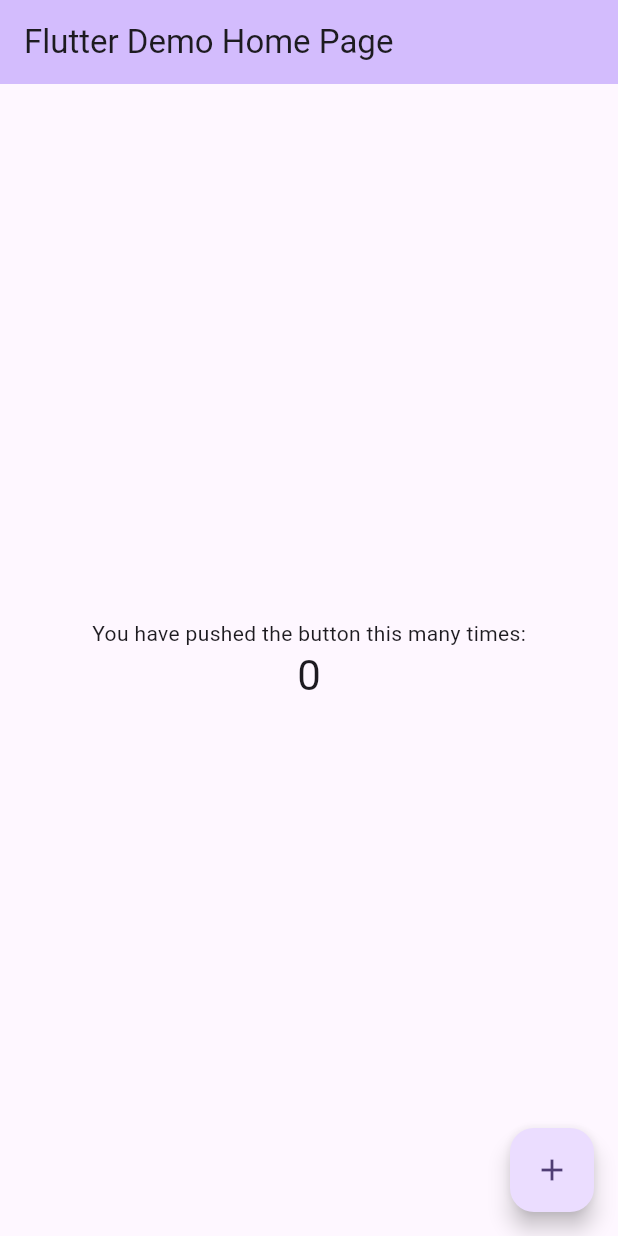
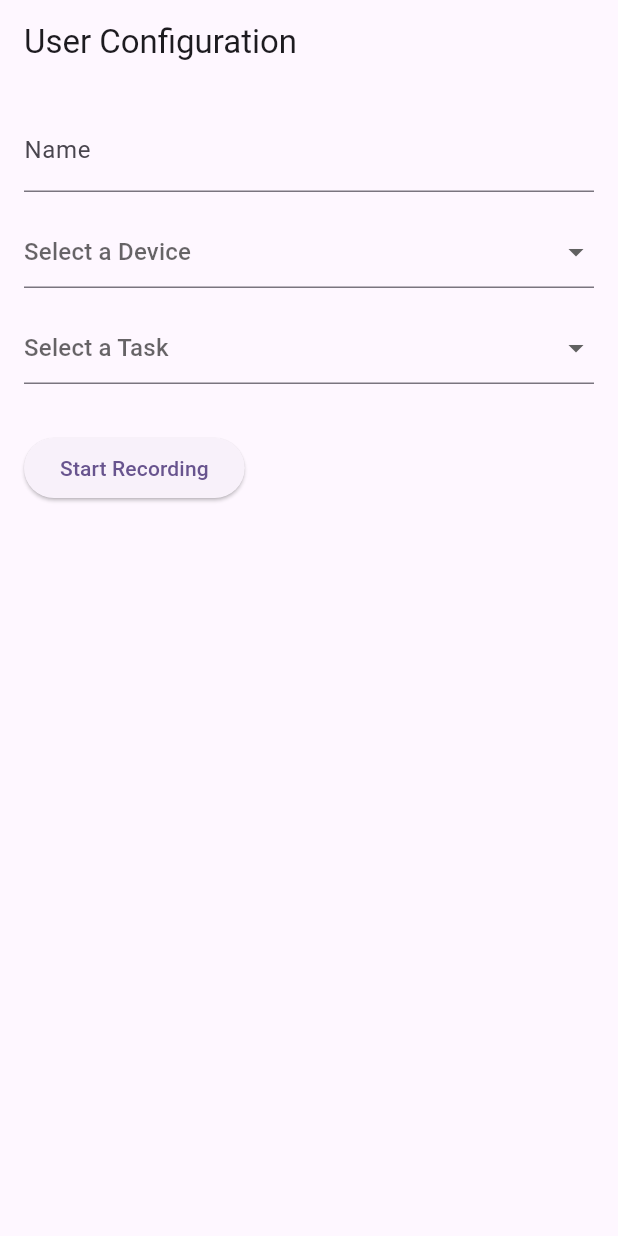
Before and after one commit to miriampalmetshofer/face_recording, a Flutter app: the screen it shows after launch, on a phone screen of 412 x 824 dp. Run offline on Flutter 3.47's test engine with Material 3 defaults, Android fonts, the phone set to English and light mode, and no system bars.

Commit message:
Add config screen

```diff
--- /dev/null
+++ b/lib/config_screen.dart
@@ -0,0 +1,79 @@
+import 'package:flutter/material.dart';
+
+class ConfigScreen extends StatefulWidget {
+  const ConfigScreen({super.key});
+
+  @override
+  State<ConfigScreen> createState() => _ConfigScreenState();
+}
+
+class _ConfigScreenState extends State<ConfigScreen> {
+  final _nameController = TextEditingController();
+  String? _selectedDevice;
+  String? _selectedTask;
+
+  final _devices = ['Desktop', 'Mobile'];
+  final _tasks = ['Task 1', 'Task 2'];
+
+  @override
+  Widget build(BuildContext context) {
+    return Scaffold(
+      appBar: AppBar(
+        title: const Text('User Configuration'),
+      ),
+      body: Padding(
+        padding: const EdgeInsets.all(16.0),
+        child: Column(
+          crossAxisAlignment: CrossAxisAlignment.start,
+          children: [
+            TextField(
+              controller: _nameController,
+              decoration: const InputDecoration(
+                labelText: 'Name',
+              ),
+            ),
+            const SizedBox(height: 16),
+            DropdownButtonFormField<String>(
+              initialValue: _selectedDevice,
+              hint: const Text('Select a Device'),
+              onChanged: (String? newValue) {
+                setState(() {
+                  _selectedDevice = newValue;
+                });
+              },
+              items: _devices.map<DropdownMenuItem<String>>((String value) {
+                return DropdownMenuItem<String>(
+                  value: value,
+                  child: Text(value),
+                );
+              }).toList(),
+            ),
+            const SizedBox(height: 16),
+            DropdownButtonFormField<String>(
+              initialValue: _selectedTask,
+              hint: const Text('Select a Task'),
+              onChanged: (String? newValue) {
+                setState(() {
+                  _selectedTask = newValue;
+                });
+              },
+              items: _tasks.map<DropdownMenuItem<String>>((String value) {
+                return DropdownMenuItem<String>(
+                  value: value,
+                  child: Text(value),
+                );
+              }).toList(),
+            ),
+            const SizedBox(height: 32),
+            ElevatedButton(
+              onPressed: () {
+                // TODO: Navigate to the recording screen
+              },
+              child: const Text('Start Recording'),
+            ),
+          ],
+        ),
+      ),
+    );
+  }
+}
--- a/lib/main.dart
+++ b/lib/main.dart
@@ -1,3 +1,4 @@
+import 'package:facerecording/config_screen.dart';
 import 'package:flutter/material.dart';
 
 void main() {
@@ -7,116 +8,15 @@ void main() {
 class MyApp extends StatelessWidget {
   const MyApp({super.key});
 
-  // This widget is the root of your application.
   @override
   Widget build(BuildContext context) {
     return MaterialApp(
-      title: 'Flutter Demo',
+      title: 'Face Recording',
       theme: ThemeData(
-        // This is the theme of your application.
-        //
-        // TRY THIS: Try running your application with "flutter run". You'll see
-        // the application has a purple toolbar. Then, without quitting the app,
-        // try changing the seedColor in the colorScheme below to Colors.green
-        // and then invoke "hot reload" (save your changes or press the "hot
-        // reload" button in a Flutter-supported IDE, or press "r" if you used
-        // the command line to start the app).
-        //
-        // Notice that the counter didn't reset back to zero; the application
-        // state is not lost during the reload. To reset the state, use hot
-        // restart instead.
-        //
-        // This works for code too, not just values: Most code changes can be
-        // tested with just a hot reload.
         colorScheme: ColorScheme.fromSeed(seedColor: Colors.deepPurple),
+        useMaterial3: true,
       ),
-      home: const MyHomePage(title: 'Flutter Demo Home Page'),
+      home: const ConfigScreen(),
     );
   }
 }
-
-class MyHomePage extends StatefulWidget {
-  const MyHomePage({super.key, required this.title});
-
-  // This widget is the home page of your application. It is stateful, meaning
-  // that it has a State object (defined below) that contains fields that affect
-  // how it looks.
-
-  // This class is the configuration for the state. It holds the values (in this
-  // case the title) provided by the parent (in this case the App widget) and
-  // used by the build method of the State. Fields in a Widget subclass are
-  // always marked "final".
-
-  final String title;
-
-  @override
-  State<MyHomePage> createState() => _MyHomePageState();
-}
-
-class _MyHomePageState extends State<MyHomePage> {
-  int _counter = 0;
-
-  void _incrementCounter() {
-    setState(() {
-      // This call to setState tells the Flutter framework that something has
-      // changed in this State, which causes it to rerun the build method below
-      // so that the display can reflect the updated values. If we changed
-      // _counter without calling setState(), then the build method would not be
-      // called again, and so nothing would appear to happen.
-      _counter++;
-    });
-  }
-
-  @override
-  Widget build(BuildContext context) {
-    // This method is rerun every time setState is called, for instance as done
-    // by the _incrementCounter method above.
-    //
-    // The Flutter framework has been optimized to make rerunning build methods
-    // fast, so that you can just rebuild anything that needs updating rather
-    // than having to individually change instances of widgets.
-    return Scaffold(
-      appBar: AppBar(
-        // TRY THIS: Try changing the color here to a specific color (to
-        // Colors.amber, perhaps?) and trigger a hot reload to see the AppBar
-        // change color while the other colors stay the same.
-        backgroundColor: Theme.of(context).colorScheme.inversePrimary,
-        // Here we take the value from the MyHomePage object that was created by
-        // the App.build method, and use it to set our appbar title.
-        title: Text(widget.title),
-      ),
-      body: Center(
-        // Center is a layout widget. It takes a single child and positions it
-        // in the middle of the parent.
-        child: Column(
-          // Column is also a layout widget. It takes a list of children and
-          // arranges them vertically. By default, it sizes itself to fit its
-          // children horizontally, and tries to be as tall as its parent.
-          //
-          // Column has various properties to control how it sizes itself and
-          // how it positions its children. Here we use mainAxisAlignment to
-          // center the children vertically; the main axis here is the vertical
-          // axis because Columns are vertical (the cross axis would be
-          // horizontal).
-          //
-          // TRY THIS: Invoke "debug painting" (choose the "Toggle Debug Paint"
-          // action in the IDE, or press "p" in the console), to see the
-          // wireframe for each widget.
-          mainAxisAlignment: MainAxisAlignment.center,
-          children: <Widget>[
-            const Text('You have pushed the button this many times:'),
-            Text(
-              '$_counter',
-              style: Theme.of(context).textTheme.headlineMedium,
-            ),
-          ],
-        ),
-      ),
-      floatingActionButton: FloatingActionButton(
-        onPressed: _incrementCounter,
-        tooltip: 'Increment',
-        child: const Icon(Icons.add),
-      ), // This trailing comma makes auto-formatting nicer for build methods.
-    );
-  }
-}
```
